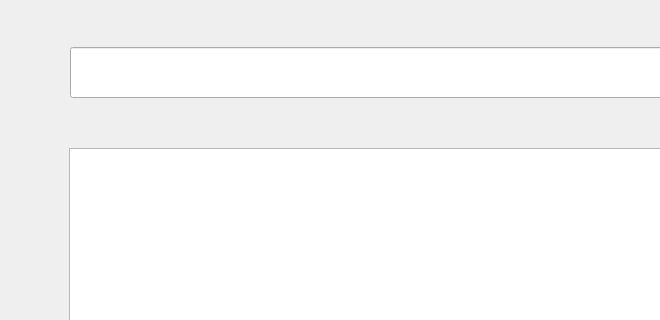
Qt form population.ui (songhwa1/kingthumb) before a commit; both pictures show x 0 to 660 and y 83 to 403 of the 1024 by 768 pixel window.
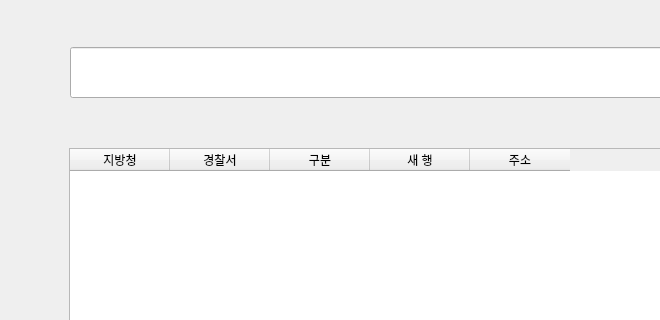
The same form after that commit.

The edit to the form file:
```diff
--- a/population.ui
+++ b/population.ui
@@ -45,6 +45,31 @@
      <height>471</height>
     </rect>
    </property>
+   <column>
+    <property name="text">
+     <string>지방청</string>
+    </property>
+   </column>
+   <column>
+    <property name="text">
+     <string>경찰서</string>
+    </property>
+   </column>
+   <column>
+    <property name="text">
+     <string>구분</string>
+    </property>
+   </column>
+   <column>
+    <property name="text">
+     <string>새 행</string>
+    </property>
+   </column>
+   <column>
+    <property name="text">
+     <string>주소</string>
+    </property>
+   </column>
   </widget>
  </widget>
  <resources/>
```
